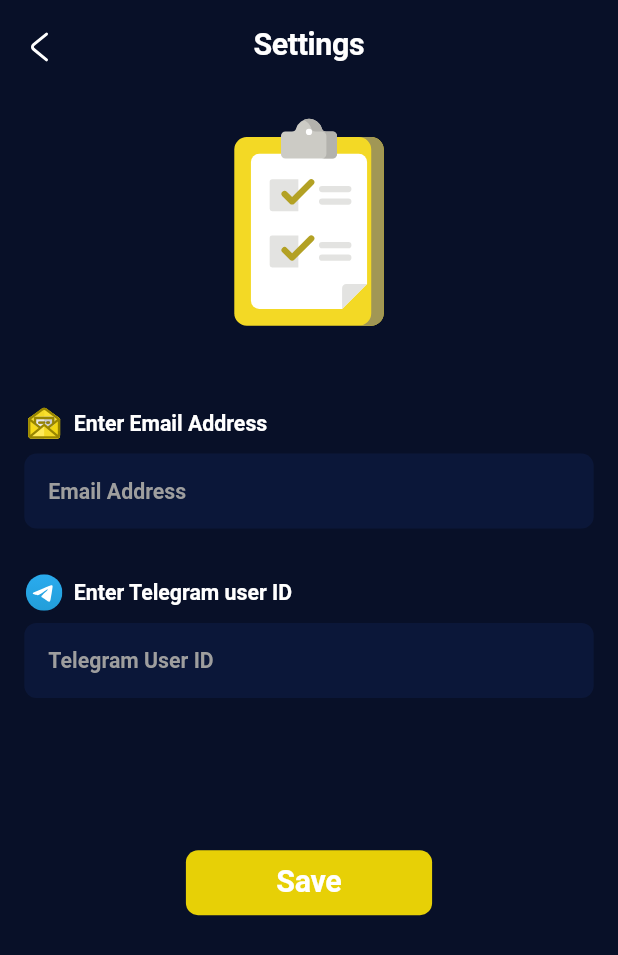
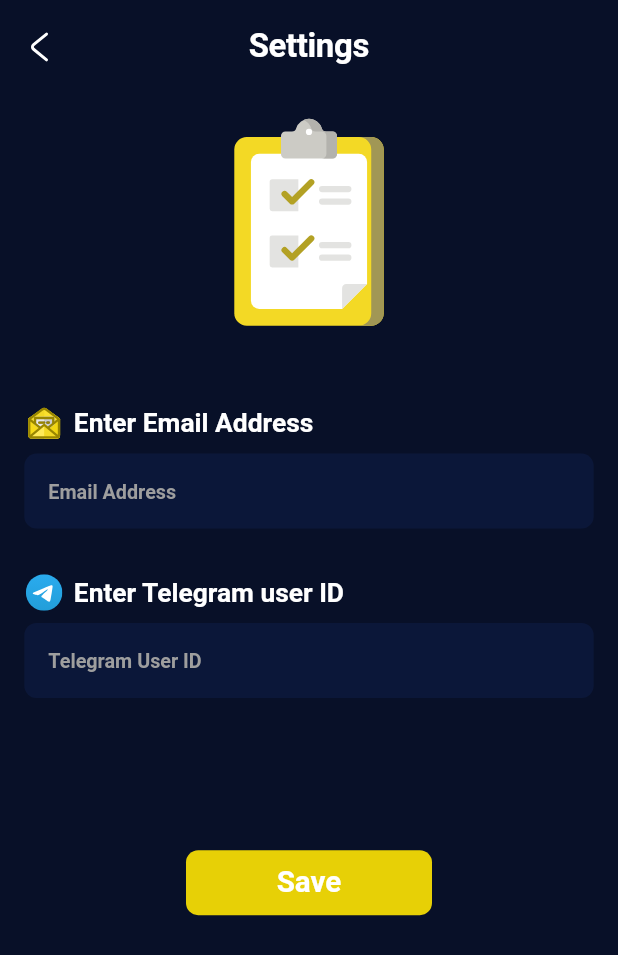
Before and after one commit to youssef447/sms-bot, a Flutter app: the SettingsPage screen opened directly, on a phone screen of 412 x 824 dp. Shown: the top 955 px of the screen. Run offline on Flutter 3.47's test engine with Material 3 defaults, Android fonts, the phone set to English and light mode, and no system bars; our stand-ins replace flutter_screenutil, flutter_secure_storage, flutter_svg, get, google_fonts, lottie; missing offline and left inert: another_telephony, mailer; accounts and stored records are empty; Roboto replaces fonts that are missing (Cairo); statements that could not run were skipped.

Commit message:
code refactors

```diff
--- /dev/null
+++ b/lib/core/helpers/app_context.dart
@@ -0,0 +1,8 @@
+import 'package:flutter/material.dart';
+
+abstract class AppContext {
+  static final GlobalKey<NavigatorState> appNavKey =
+      GlobalKey<NavigatorState>();
+
+  static BuildContext? get getContext => appNavKey.currentContext;
+}
--- /dev/null
+++ b/lib/core/theme/app_text_style.dart
@@ -0,0 +1,30 @@
+import 'package:flutter/material.dart';
+import 'package:flutter_screenutil/flutter_screenutil.dart';
+import 'package:sms_sender/core/helpers/app_context.dart';
+
+abstract class AppTextStyle {
+  static final TextStyle font20BoldText = Theme.of(AppContext.getContext!)
+      .textTheme
+      .displayLarge!
+      .copyWith(fontSize: 20.sp, fontWeight: FontWeight.bold);
+  static final TextStyle font18BoldText = Theme.of(AppContext.getContext!)
+      .textTheme
+      .displayMedium!
+      .copyWith(fontSize: 18.sp, fontWeight: FontWeight.bold);
+  static final TextStyle font16BoldText = Theme.of(AppContext.getContext!)
+      .textTheme
+      .displayMedium!
+      .copyWith(fontSize: 16.sp, fontWeight: FontWeight.bold);
+  static final TextStyle font14BoldText = Theme.of(AppContext.getContext!)
+      .textTheme
+      .displayMedium!
+      .copyWith(fontSize: 14.sp, fontWeight: FontWeight.bold);
+  static final TextStyle font12BoldText = Theme.of(AppContext.getContext!)
+      .textTheme
+      .displayMedium!
+      .copyWith(fontSize: 12.sp, fontWeight: FontWeight.bold);
+  static final TextStyle font10BoldText = Theme.of(AppContext.getContext!)
+      .textTheme
+      .displayMedium!
+      .copyWith(fontSize: 10.sp, fontWeight: FontWeight.bold);
+}
--- a/lib/core/theme/theme_config.dart
+++ b/lib/core/theme/theme_config.dart
@@ -1,9 +1,8 @@
 import 'package:flutter/material.dart';
-import 'package:flutter_screenutil/flutter_screenutil.dart';
 import 'package:google_fonts/google_fonts.dart';
 
-ThemeData appTheme = ThemeData(
-  useMaterial3: true,
+ThemeData appTheme = ThemeData.dark().copyWith(
+  scaffoldBackgroundColor: const Color(0xff081028),
   floatingActionButtonTheme: const FloatingActionButtonThemeData(
     backgroundColor: Color.fromARGB(255, 231, 208, 6),
   ),
@@ -32,35 +31,11 @@ ThemeData appTheme = ThemeData(
     surfaceContainer: const Color(0xff0b1739),
   ),
   textTheme: TextTheme(
-    displayLarge: GoogleFonts.aBeeZee(
-      fontSize: 20.sp,
-      fontWeight: FontWeight.bold,
-      color: Colors.white,
-    ),
-    displayMedium: GoogleFonts.cairo(
-      fontSize: 18.sp,
-      fontWeight: FontWeight.bold,
-      color: Colors.white,
-    ),
-    displaySmall: GoogleFonts.cairo(
-      fontSize: 16.sp,
-      fontWeight: FontWeight.bold,
-      color: Colors.white,
-    ),
-    headlineLarge: GoogleFonts.cairo(
-      fontSize: 14.sp,
-      fontWeight: FontWeight.bold,
-      color: Colors.white,
-    ),
-    headlineMedium: GoogleFonts.cairo(
-      fontSize: 12.sp,
-      fontWeight: FontWeight.bold,
-      color: Colors.white,
-    ),
-    headlineSmall: GoogleFonts.aBeeZee(
-      fontSize: 10.sp,
-      fontWeight: FontWeight.bold,
-      color: Colors.white,
-    ),
+    displayLarge: GoogleFonts.aBeeZee(),
+    displayMedium: GoogleFonts.cairo(),
+    displaySmall: GoogleFonts.cairo(),
+    headlineLarge: GoogleFonts.cairo(),
+    headlineMedium: GoogleFonts.cairo(),
+    headlineSmall: GoogleFonts.aBeeZee(),
   ),
 );
--- a/lib/core/widgets/fields/default_form_field.dart
+++ b/lib/core/widgets/fields/default_form_field.dart
@@ -1,5 +1,6 @@
 import 'package:flutter/material.dart';
 import 'package:flutter_screenutil/flutter_screenutil.dart';
+import 'package:sms_sender/core/theme/app_text_style.dart';
 
 /// Objectives: This file is responsible for providing default text form field widget that is used in the app.
 class AppTextFormField extends StatelessWidget {
@@ -100,15 +101,9 @@ class AppTextFormField extends StatelessWidget {
       cursorColor: Theme.of(context).colorScheme.primary,
       decoration: InputDecoration(
         helperText: helperText,
-        hintStyle: Theme.of(context)
-            .textTheme
-            .headlineLarge!
-            .copyWith(color: Colors.grey),
+        hintStyle: AppTextStyle.font12BoldText.copyWith(color: Colors.grey),
         isCollapsed: collapsed,
-        errorStyle: Theme.of(context)
-            .textTheme
-            .headlineSmall!
-            .copyWith(color: Colors.red),
+        errorStyle: AppTextStyle.font12BoldText.copyWith(color: Colors.red),
         labelText: labelText,
         label: label,
         contentPadding: contentPadding,
@@ -143,7 +138,7 @@ class AppTextFormField extends StatelessWidget {
         filled: true,
       ),
       obscureText: isObscureText ?? false,
-      style: Theme.of(context).textTheme.headlineLarge,
+      style: AppTextStyle.font14BoldText,
       validator: validator,
     );
   }
--- a/lib/core/widgets/no_data/no_data_gif.dart
+++ b/lib/core/widgets/no_data/no_data_gif.dart
@@ -2,6 +2,7 @@ import 'package:flutter/material.dart';
 import 'package:flutter_screenutil/flutter_screenutil.dart';
 import 'package:get/get.dart';
 import 'package:lottie/lottie.dart';
+import 'package:sms_sender/core/theme/app_text_style.dart';
 
 import '../../constants/app_assets.dart';
 
@@ -26,7 +27,7 @@ class NoDataGif extends StatelessWidget {
         ),
         Text(
           'No Data Found'.tr,
-          style: Theme.of(context).textTheme.displayLarge,
+          style: AppTextStyle.font20BoldText,
         ),
         SizedBox(
           height: 15.h,
@@ -39,7 +40,7 @@ class NoDataGif extends StatelessWidget {
           ),
           label: Text(
             'Retry',
-            style: Theme.of(context).textTheme.displaySmall,
+            style: AppTextStyle.font16BoldText,
           ),
         )
       ],
--- a/lib/main.dart
+++ b/lib/main.dart
@@ -2,6 +2,7 @@ import 'package:flutter/material.dart';
 import 'package:flutter_screenutil/flutter_screenutil.dart';
 import 'package:get/get.dart';
 import 'package:sms_sender/core/globals/globals.dart';
+import 'package:sms_sender/core/helpers/app_context.dart';
 import 'package:sms_sender/core/services/sms_service.dart';
 import 'package:sms_sender/presentation/ui/pages/sms_page.dart';
 
@@ -25,16 +26,13 @@ class MyApp extends StatelessWidget {
   @override
   Widget build(BuildContext context) {
     return ScreenUtilInit(
-        minTextAdapt: true,
         designSize: const Size(375, 812),
         builder: (_, child) {
           return GetMaterialApp(
             title: 'SMS Bot',
             debugShowCheckedModeBanner: false,
             theme: appTheme,
-
-            //    locale:const Locale('ar'),
-
+            navigatorKey: AppContext.appNavKey,
             home: const SmsPage(),
           );
         });
--- a/lib/presentation/controller/sms_controller.dart
+++ b/lib/presentation/controller/sms_controller.dart
@@ -25,6 +25,9 @@ class SmsController extends GetxController {
   }
 
   Future<void> getSms() async {
+    loading = true;
+    update();
+    await Future.delayed(const Duration(seconds: 1));
     try {
       smsList = await telephony.getInboxSms(
         columns: [SmsColumn.ADDRESS, SmsColumn.BODY, SmsColumn.DATE],
--- a/lib/presentation/ui/pages/settings_page.dart
+++ b/lib/presentation/ui/pages/settings_page.dart
@@ -7,6 +7,7 @@ import 'package:sms_sender/core/helpers/validation_helper.dart';
 import 'package:sms_sender/core/widgets/animations/scale_animation.dart';
 import 'package:sms_sender/core/widgets/fields/default_form_field.dart';
 
+import '../../../core/theme/app_text_style.dart';
 import '../../controller/sms_settings_controller.dart';
 part '../widgets/settings_page/inputs_form.dart';
 
@@ -35,7 +36,7 @@ class SettingsPage extends StatelessWidget {
             )),
         title: Text(
           'Settings',
-          style: Theme.of(context).textTheme.displayLarge,
+          style: AppTextStyle.font20BoldText,
         ),
       ),
       body: SafeArea(
@@ -73,7 +74,7 @@ class SettingsPage extends StatelessWidget {
                           ),
                           child: Text(
                             'Save',
-                            style: Theme.of(context).textTheme.displayLarge,
+                            style: AppTextStyle.font18BoldText,
                           ),
                         ),
                       )
--- a/lib/presentation/ui/pages/sms_page.dart
+++ b/lib/presentation/ui/pages/sms_page.dart
@@ -4,6 +4,7 @@ import 'package:flutter_screenutil/flutter_screenutil.dart';
 import 'package:flutter_svg/flutter_svg.dart';
 import 'package:get/get.dart';
 import 'package:sms_sender/core/helpers/route_navigation_helper.dart';
+import 'package:sms_sender/core/theme/app_text_style.dart';
 import 'package:sms_sender/core/widgets/animations/horizontal_animation.dart';
 import 'package:sms_sender/core/widgets/checkbox/app_checkbox.dart';
 
@@ -76,6 +77,10 @@ class SmsPage extends StatelessWidget {
                 body: SafeArea(
                     child: SlideAnimation(
                   leftToRight: true,
+                  child: RefreshIndicator(
+                    onRefresh: () {
+                      return controller.getSms();
+                    },
                     child: ListView.separated(
                       padding: EdgeInsets.all(16.h),
                       itemBuilder: (context, index) {
@@ -98,7 +103,8 @@ class SmsPage extends StatelessWidget {
                                             padding: EdgeInsetsDirectional.only(
                                                 end: 5.w),
                                             child: AppCheckbox(
-                                            value: controller.checkboxes[index],
+                                              value:
+                                                  controller.checkboxes[index],
                                               onChanged: (v) {
                                                 controller.toggleCheckboxIndex(
                                                   v ?? false,
@@ -120,7 +126,8 @@ class SmsPage extends StatelessWidget {
                                         }
                                       },
                                       onLongPress: () {
-                                      if (controller.showCheckboxes == false) {
+                                        if (controller.showCheckboxes ==
+                                            false) {
                                           controller.toggleShowCheckboxes();
                                           controller.toggleCheckboxIndex(
                                             true,
@@ -142,6 +149,7 @@ class SmsPage extends StatelessWidget {
                       ),
                       itemCount: controller.smsList.length,
                     ),
+                  ),
                 ))),
           );
         });
--- a/lib/presentation/ui/widgets/settings_page/inputs_form.dart
+++ b/lib/presentation/ui/widgets/settings_page/inputs_form.dart
@@ -20,7 +20,7 @@ class InputsForm extends GetView<SmsSettingsController> {
               SizedBox(width: 6.w),
               Text(
                 'Enter Email Address',
-                style: Theme.of(context).textTheme.headlineLarge,
+                style: AppTextStyle.font16BoldText,
               ),
             ],
           ),
@@ -43,7 +43,7 @@ class InputsForm extends GetView<SmsSettingsController> {
               SizedBox(width: 6.w),
               Text(
                 'Enter Telegram user ID',
-                style: Theme.of(context).textTheme.headlineLarge,
+                style: AppTextStyle.font16BoldText,
               ),
             ],
           ),
--- a/lib/presentation/ui/widgets/sms_page/sms_appbar.dart
+++ b/lib/presentation/ui/widgets/sms_page/sms_appbar.dart
@@ -16,9 +16,9 @@ class SmsAppbar extends StatelessWidget implements PreferredSizeWidget {
         children: [
           Text(
             'SMS Bot',
-            style: Theme.of(context).textTheme.displayLarge,
+            style: AppTextStyle.font20BoldText,
           ),
-          SizedBox(width: 6.w),
+          SizedBox(width: 12.w),
           SvgPicture.asset(
             AppAssets.message,
             color: Colors.yellow,
--- a/lib/presentation/ui/widgets/sms_page/sms_card.dart
+++ b/lib/presentation/ui/widgets/sms_page/sms_card.dart
@@ -22,14 +22,12 @@ class SmsCard extends StatelessWidget {
                 children: [
                   Text(
                     model.address!,
-                    style: Theme.of(context).textTheme.headlineLarge,
+                    style: AppTextStyle.font16BoldText,
                   ),
                   SizedBox(height: 6.h),
                   Text(
                     model.body!,
-                    style: Theme.of(context)
-                        .textTheme
-                        .headlineSmall!
+                    style: AppTextStyle.font12BoldText
                         .copyWith(color: Colors.grey),
                     maxLines: 3,
                     overflow: TextOverflow.ellipsis,
@@ -44,7 +42,7 @@ class SmsCard extends StatelessWidget {
                 Text(
                   DateFormatHelper.formatDate(
                       DateTime.fromMillisecondsSinceEpoch(model.date!)),
-                  style: Theme.of(context).textTheme.headlineSmall!.copyWith(
+                  style: AppTextStyle.font12BoldText.copyWith(
                     fontWeight: FontWeight.w300,
                   ),
                 ),
@@ -52,15 +50,15 @@ class SmsCard extends StatelessWidget {
                 Text(
                   DateFormatHelper.formatTime(
                       DateTime.fromMillisecondsSinceEpoch(model.date!)),
-                  style: Theme.of(context).textTheme.headlineSmall!.copyWith(
+                  style: AppTextStyle.font12BoldText.copyWith(
                     fontWeight: FontWeight.w300,
                   ),
                 ),
                 SizedBox(height: 10.h),
                 Text(
-                  model.seen ?? false ? 'Seen' : 'Unseen',
+                  model.read ?? false ? 'Seen' : 'Unseen',
                   textAlign: TextAlign.end,
-                  style: Theme.of(context).textTheme.headlineSmall!.copyWith(
+                  style: AppTextStyle.font10BoldText.copyWith(
                     fontWeight: FontWeight.w300,
                     color: model.seen ?? false ? Colors.green : Colors.red,
                   ),
```
Also changed, not shown: 2 other files. Lines whose indentation alone changed are shown as unchanged.
